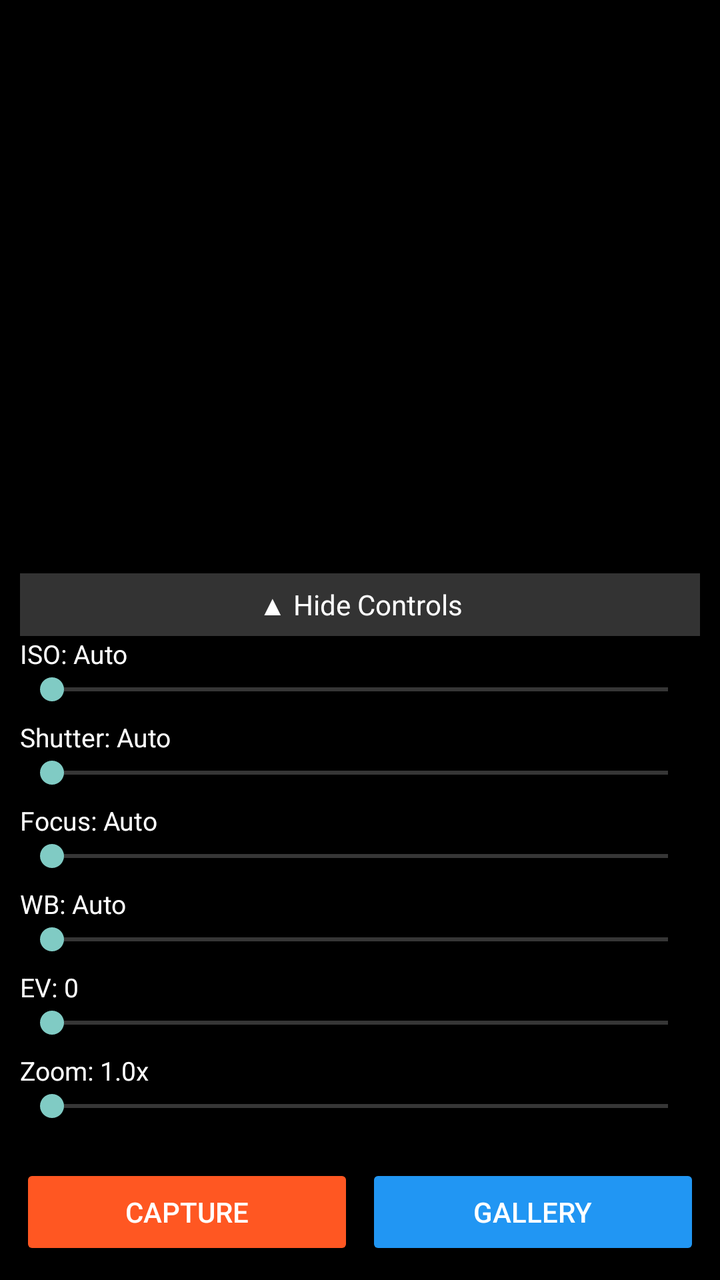
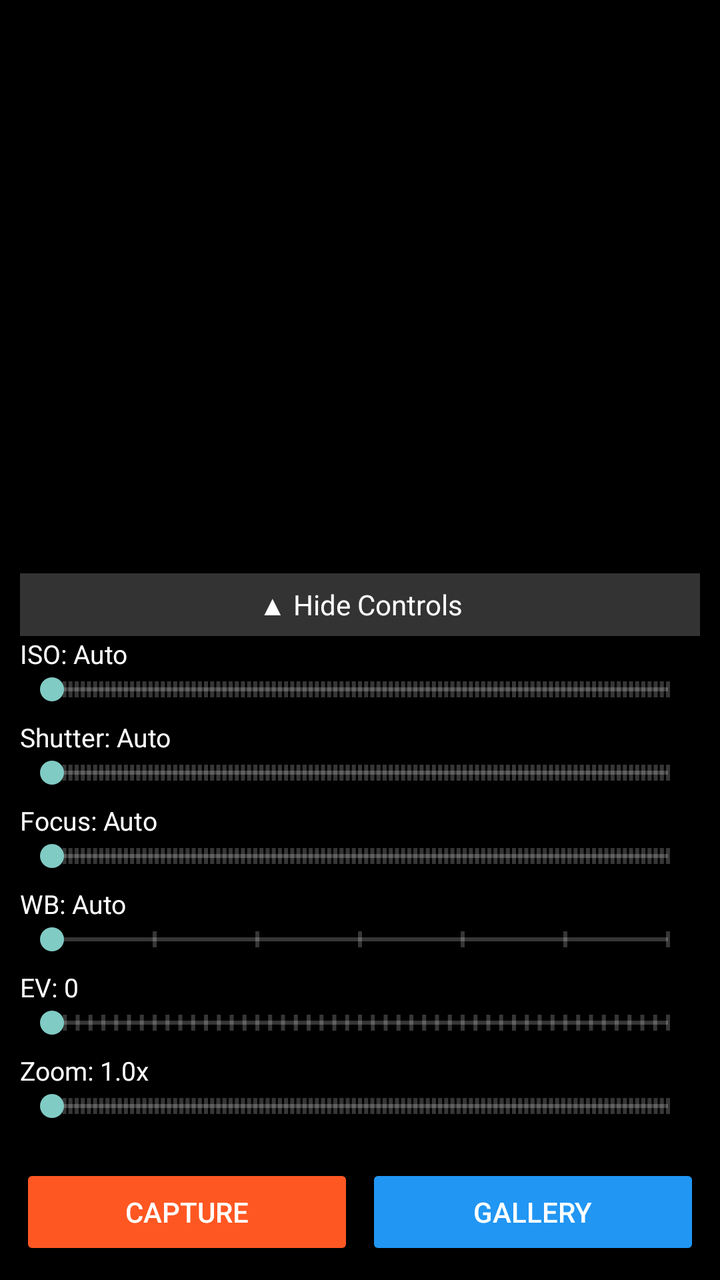

Compare the two renders of this Android layout. The source of the first and the diff that turns it into the second are given below.
<!-- AndroidManifest.xml: activity theme Theme.AppCompat.NoActionBar -->
<!-- res/layout/activity_main.xml -->
<?xml version="1.0" encoding="utf-8"?>
<androidx.constraintlayout.widget.ConstraintLayout 
    xmlns:android="http://schemas.android.com/apk/res/android"
    xmlns:app="http://schemas.android.com/apk/res-auto"
    android:layout_width="match_parent"
    android:layout_height="match_parent"
    android:background="#000000">

    <TextureView
        android:id="@+id/textureView"
        android:layout_width="0dp"
        android:layout_height="0dp"
        app:layout_constraintTop_toTopOf="parent"
        app:layout_constraintBottom_toTopOf="@+id/bottomBar"
        app:layout_constraintStart_toStartOf="parent"
        app:layout_constraintEnd_toEndOf="parent" />

    
    <LinearLayout
        android:id="@+id/controlsLayout"
        android:layout_width="match_parent"
        android:layout_height="wrap_content"
        android:orientation="vertical"
        android:padding="10dp"
        android:background="#CC000000"
        app:layout_constraintBottom_toTopOf="@+id/bottomBar">

        
        <TextView
            android:id="@+id/toggleControls"
            android:layout_width="match_parent"
            android:layout_height="wrap_content"
            android:text="▲ Hide Controls"
            android:textColor="#FFFFFF"
            android:textSize="14sp"
            android:gravity="center"
            android:padding="6dp"
            android:background="#33FFFFFF" />

        
        <LinearLayout
            android:id="@+id/seekBarsContainer"
            android:layout_width="match_parent"
            android:layout_height="wrap_content"
            android:orientation="vertical">

            <TextView android:id="@+id/isoLabel" android:layout_width="wrap_content" android:layout_height="wrap_content" android:text="ISO: Auto" android:textColor="#FFFFFF" android:textSize="13sp" />
            <SeekBar android:id="@+id/isoSeekBar" android:layout_width="match_parent" android:layout_height="wrap_content" android:max="100" />
            android:tickMark="@drawable/tick_mark"
android:tickMarkTint="#88FFFFFF"

            <TextView android:id="@+id/shutterLabel" android:layout_width="wrap_content" android:layout_height="wrap_content" android:text="Shutter: Auto" android:textColor="#FFFFFF" android:textSize="13sp" android:layout_marginTop="6dp" />
            <SeekBar android:id="@+id/shutterSeekBar" android:layout_width="match_parent" android:layout_height="wrap_content" android:max="100" />
            android:tickMark="@drawable/tick_mark"
android:tickMarkTint="#88FFFFFF"

            <TextView android:id="@+id/focusLabel" android:layout_width="wrap_content" android:layout_height="wrap_content" android:text="Focus: Auto" android:textColor="#FFFFFF" android:textSize="13sp" android:layout_marginTop="6dp" />
            <SeekBar android:id="@+id/focusSeekBar" android:layout_width="match_parent" android:layout_height="wrap_content" android:max="100" />
            android:tickMark="@drawable/tick_mark"
android:tickMarkTint="#88FFFFFF"

            <TextView android:id="@+id/wbLabel" android:layout_width="wrap_content" android:layout_height="wrap_content" android:text="WB: Auto" android:textColor="#FFFFFF" android:textSize="13sp" android:layout_marginTop="6dp" />
            <SeekBar android:id="@+id/wbSeekBar" android:layout_width="match_parent" android:layout_height="wrap_content" android:max="6" />
            android:tickMark="@drawable/tick_mark"
android:tickMarkTint="#88FFFFFF"

            <TextView android:id="@+id/evLabel" android:layout_width="wrap_content" android:layout_height="wrap_content" android:text="EV: 0" android:textColor="#FFFFFF" android:textSize="13sp" android:layout_marginTop="6dp" />
            <SeekBar android:id="@+id/evSeekBar" android:layout_width="match_parent" android:layout_height="wrap_content" android:max="48" />
            android:tickMark="@drawable/tick_mark"
android:tickMarkTint="#88FFFFFF"

            <TextView android:id="@+id/zoomLabel" android:layout_width="wrap_content" android:layout_height="wrap_content" android:text="Zoom: 1.0x" android:textColor="#FFFFFF" android:textSize="13sp" android:layout_marginTop="6dp" />
            <SeekBar android:id="@+id/zoomSeekBar" android:layout_width="match_parent" android:layout_height="wrap_content" android:max="100" />
            android:tickMark="@drawable/tick_mark"
android:tickMarkTint="#88FFFFFF"
           

        </LinearLayout>
    </LinearLayout>

    
    <LinearLayout
        android:id="@+id/bottomBar"
        android:layout_width="match_parent"
        android:layout_height="wrap_content"
        android:orientation="horizontal"
        android:padding="10dp"
        android:background="#CC000000"
        app:layout_constraintBottom_toBottomOf="parent">

        <Button
            android:id="@+id/captureButton"
            android:layout_width="0dp"
            android:layout_height="wrap_content"
            android:layout_weight="1"
            android:text="CAPTURE"
            android:backgroundTint="#FF5722"
            android:textColor="#FFFFFF"
            android:layout_marginEnd="6dp" />

        <Button
            android:id="@+id/galleryButton"
            android:layout_width="0dp"
            android:layout_height="wrap_content"
            android:layout_weight="1"
            android:text="GALLERY"
            android:backgroundTint="#2196F3"
            android:textColor="#FFFFFF" />
    </LinearLayout>

</androidx.constraintlayout.widget.ConstraintLayout>
<!-- resources referenced by this layout -->
<resources>
  <!-- drawable tick_mark (drawable) -->
  <?xml version="1.0" encoding="utf-8"?>
  <shape xmlns:android="http://schemas.android.com/apk/res/android"
      android:shape="rectangle">
      <solid android:color="#66FFFFFF" />
      <size
          android:width="2dp"
          android:height="8dp" />
  </shape>
</resources>

<!-- the commit's change to res/layout/activity_main.xml (unified diff, before → after) -->
@@ -15,7 +15,6 @@
         app:layout_constraintStart_toStartOf="parent"
         app:layout_constraintEnd_toEndOf="parent" />
 
-    
     <LinearLayout
         android:id="@+id/controlsLayout"
         android:layout_width="match_parent"
@@ -25,7 +24,6 @@
         android:background="#CC000000"
         app:layout_constraintBottom_toTopOf="@+id/bottomBar">
 
-        
         <TextView
             android:id="@+id/toggleControls"
             android:layout_width="match_parent"
@@ -37,7 +35,6 @@
             android:padding="6dp"
             android:background="#33FFFFFF" />
 
-        
         <LinearLayout
             android:id="@+id/seekBarsContainer"
             android:layout_width="match_parent"
@@ -45,40 +42,26 @@
             android:orientation="vertical">
 
             <TextView android:id="@+id/isoLabel" android:layout_width="wrap_content" android:layout_height="wrap_content" android:text="ISO: Auto" android:textColor="#FFFFFF" android:textSize="13sp" />
-            <SeekBar android:id="@+id/isoSeekBar" android:layout_width="match_parent" android:layout_height="wrap_content" android:max="100" />
-            android:tickMark="@drawable/tick_mark"
-android:tickMarkTint="#88FFFFFF"
+            <SeekBar android:id="@+id/isoSeekBar" android:layout_width="match_parent" android:layout_height="wrap_content" android:max="100" android:tickMark="@drawable/tick_mark" android:tickMarkTint="#88FFFFFF" />
 
             <TextView android:id="@+id/shutterLabel" android:layout_width="wrap_content" android:layout_height="wrap_content" android:text="Shutter: Auto" android:textColor="#FFFFFF" android:textSize="13sp" android:layout_marginTop="6dp" />
-            <SeekBar android:id="@+id/shutterSeekBar" android:layout_width="match_parent" android:layout_height="wrap_content" android:max="100" />
-            android:tickMark="@drawable/tick_mark"
-android:tickMarkTint="#88FFFFFF"
+            <SeekBar android:id="@+id/shutterSeekBar" android:layout_width="match_parent" android:layout_height="wrap_content" android:max="100" android:tickMark="@drawable/tick_mark" android:tickMarkTint="#88FFFFFF" />
 
             <TextView android:id="@+id/focusLabel" android:layout_width="wrap_content" android:layout_height="wrap_content" android:text="Focus: Auto" android:textColor="#FFFFFF" android:textSize="13sp" android:layout_marginTop="6dp" />
-            <SeekBar android:id="@+id/focusSeekBar" android:layout_width="match_parent" android:layout_height="wrap_content" android:max="100" />
-            android:tickMark="@drawable/tick_mark"
-android:tickMarkTint="#88FFFFFF"
+            <SeekBar android:id="@+id/focusSeekBar" android:layout_width="match_parent" android:layout_height="wrap_content" android:max="100" android:tickMark="@drawable/tick_mark" android:tickMarkTint="#88FFFFFF" />
 
             <TextView android:id="@+id/wbLabel" android:layout_width="wrap_content" android:layout_height="wrap_content" android:text="WB: Auto" android:textColor="#FFFFFF" android:textSize="13sp" android:layout_marginTop="6dp" />
-            <SeekBar android:id="@+id/wbSeekBar" android:layout_width="match_parent" android:layout_height="wrap_content" android:max="6" />
-            android:tickMark="@drawable/tick_mark"
-android:tickMarkTint="#88FFFFFF"
+            <SeekBar android:id="@+id/wbSeekBar" android:layout_width="match_parent" android:layout_height="wrap_content" android:max="6" android:tickMark="@drawable/tick_mark" android:tickMarkTint="#88FFFFFF" />
 
             <TextView android:id="@+id/evLabel" android:layout_width="wrap_content" android:layout_height="wrap_content" android:text="EV: 0" android:textColor="#FFFFFF" android:textSize="13sp" android:layout_marginTop="6dp" />
-            <SeekBar android:id="@+id/evSeekBar" android:layout_width="match_parent" android:layout_height="wrap_content" android:max="48" />
-            android:tickMark="@drawable/tick_mark"
-android:tickMarkTint="#88FFFFFF"
+            <SeekBar android:id="@+id/evSeekBar" android:layout_width="match_parent" android:layout_height="wrap_content" android:max="48" android:tickMark="@drawable/tick_mark" android:tickMarkTint="#88FFFFFF" />
 
             <TextView android:id="@+id/zoomLabel" android:layout_width="wrap_content" android:layout_height="wrap_content" android:text="Zoom: 1.0x" android:textColor="#FFFFFF" android:textSize="13sp" android:layout_marginTop="6dp" />
-            <SeekBar android:id="@+id/zoomSeekBar" android:layout_width="match_parent" android:layout_height="wrap_content" android:max="100" />
-            android:tickMark="@drawable/tick_mark"
-android:tickMarkTint="#88FFFFFF"
-           
+            <SeekBar android:id="@+id/zoomSeekBar" android:layout_width="match_parent" android:layout_height="wrap_content" android:max="100" android:tickMark="@drawable/tick_mark" android:tickMarkTint="#88FFFFFF" />
 
         </LinearLayout>
     </LinearLayout>
 
-    
     <LinearLayout
         android:id="@+id/bottomBar"
         android:layout_width="match_parent"
